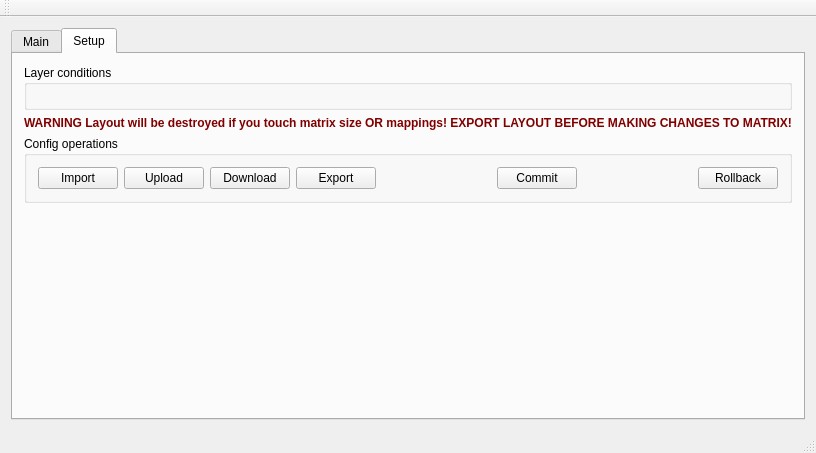
The window that FlightController/FlightController.ui (dmaone/CommonSense) describes before a commit, drawn with Qt 5.
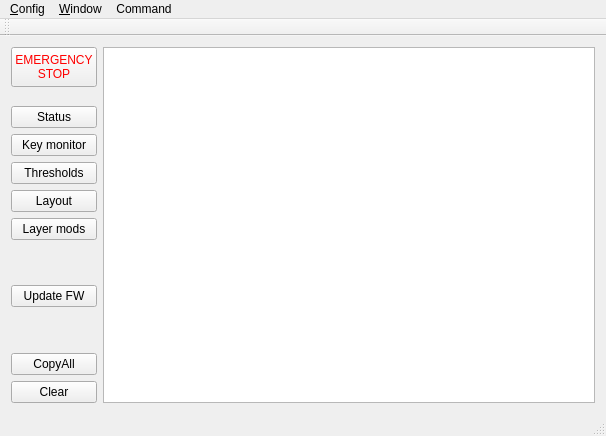
The same window after the commit. Custom widgets are drawn as their Qt base class.

Commit message: tabbed interface -> multi-window interface, menus.

```diff
--- a/FlightController/FlightController.ui
+++ b/FlightController/FlightController.ui
@@ -6,30 +6,14 @@
    <rect>
     <x>0</x>
     <y>0</y>
-    <width>758</width>
-    <height>453</height>
+    <width>606</width>
+    <height>436</height>
    </rect>
   </property>
   <property name="windowTitle">
    <string>FlightController</string>
   </property>
   <widget class="QWidget" name="centralWidget">
-   <layout class="QGridLayout" name="gridLayout_3">
-    <item row="1" column="0">
-     <widget class="QTabWidget" name="mainPanel">
-      <property name="sizePolicy">
-       <sizepolicy hsizetype="Expanding" vsizetype="Expanding">
-        <horstretch>0</horstretch>
-        <verstretch>0</verstretch>
-       </sizepolicy>
-      </property>
-      <property name="currentIndex">
-       <number>1</number>
-      </property>
-      <widget class="QWidget" name="StatusPanel">
-       <attribute name="title">
-        <string>Main</string>
-       </attribute>
        <layout class="QHBoxLayout" name="horizontalLayout">
         <item>
          <layout class="QGridLayout" name="gridLayout">
@@ -56,18 +40,22 @@
             </property>
            </widget>
           </item>
-          <item row="5" column="0">
-           <spacer name="verticalSpacer_2">
+      <item row="13" column="0">
+       <widget class="QPushButton" name="BootloaderButton">
+        <property name="text">
+         <string>Update FW</string>
+        </property>
+       </widget>
+      </item>
+      <item row="14" column="0">
+       <spacer name="verticalSpacer">
             <property name="orientation">
              <enum>Qt::Vertical</enum>
             </property>
-            <property name="sizeType">
-             <enum>QSizePolicy::Fixed</enum>
-            </property>
             <property name="sizeHint" stdset="0">
              <size>
               <width>20</width>
-              <height>13</height>
+          <height>40</height>
              </size>
             </property>
            </spacer>
@@ -79,6 +67,22 @@
             </property>
            </widget>
           </item>
+      <item row="5" column="0">
+       <spacer name="verticalSpacer_2">
+        <property name="orientation">
+         <enum>Qt::Vertical</enum>
+        </property>
+        <property name="sizeType">
+         <enum>QSizePolicy::Fixed</enum>
+        </property>
+        <property name="sizeHint" stdset="0">
+         <size>
+          <width>20</width>
+          <height>13</height>
+         </size>
+        </property>
+       </spacer>
+      </item>
           <item row="7" column="0">
            <widget class="QPushButton" name="MatrixMonitorButton">
             <property name="text">
@@ -86,34 +90,14 @@
             </property>
            </widget>
           </item>
-          <item row="12" column="0">
-           <widget class="QPushButton" name="BootloaderButton">
-            <property name="text">
-             <string>FW Update</string>
-            </property>
-           </widget>
-          </item>
-          <item row="13" column="0">
-           <spacer name="verticalSpacer">
-            <property name="orientation">
-             <enum>Qt::Vertical</enum>
-            </property>
-            <property name="sizeHint" stdset="0">
-             <size>
-              <width>20</width>
-              <height>40</height>
-             </size>
-            </property>
-           </spacer>
-          </item>
-          <item row="14" column="0">
+      <item row="15" column="0">
            <widget class="QPushButton" name="CopyAllButton">
             <property name="text">
              <string>CopyAll</string>
             </property>
            </widget>
           </item>
-          <item row="10" column="0">
+      <item row="11" column="0">
            <spacer name="verticalSpacer_3">
             <property name="orientation">
              <enum>Qt::Vertical</enum>
@@ -129,13 +113,6 @@
             </property>
            </spacer>
           </item>
-          <item row="15" column="0">
-           <widget class="QPushButton" name="ClearButton">
-            <property name="text">
-             <string>Clear</string>
-            </property>
-           </widget>
-          </item>
           <item row="8" column="0">
            <widget class="QPushButton" name="thresholdsButton">
             <property name="text">
@@ -150,6 +127,20 @@
             </property>
            </widget>
           </item>
+      <item row="16" column="0">
+       <widget class="QPushButton" name="ClearButton">
+        <property name="text">
+         <string>Clear</string>
+        </property>
+       </widget>
+      </item>
+      <item row="10" column="0">
+       <widget class="QPushButton" name="layerModsButton">
+        <property name="text">
+         <string>Layer mods</string>
+        </property>
+       </widget>
+      </item>
          </layout>
         </item>
         <item>
@@ -164,137 +155,6 @@
         </item>
        </layout>
       </widget>
-      <widget class="QWidget" name="Setup">
-       <attribute name="title">
-        <string>Setup</string>
-       </attribute>
-       <layout class="QVBoxLayout" name="verticalLayout">
-        <item>
-         <widget class="QGroupBox" name="layerConditionBox">
-          <property name="title">
-           <string>Layer conditions</string>
-          </property>
-          <layout class="QGridLayout" name="gridLayout_2"/>
-         </widget>
-        </item>
-        <item>
-         <widget class="QLabel" name="label_3">
-          <property name="font">
-           <font>
-            <weight>75</weight>
-            <bold>true</bold>
-           </font>
-          </property>
-          <property name="layoutDirection">
-           <enum>Qt::LeftToRight</enum>
-          </property>
-          <property name="styleSheet">
-           <string notr="true">color: #800000;</string>
-          </property>
-          <property name="text">
-           <string>WARNING Layout will be destroyed if you touch matrix size OR mappings! EXPORT LAYOUT BEFORE MAKING CHANGES TO MATRIX!</string>
-          </property>
-          <property name="alignment">
-           <set>Qt::AlignCenter</set>
-          </property>
-         </widget>
-        </item>
-        <item>
-         <widget class="QGroupBox" name="groupBox_2">
-          <property name="title">
-           <string>Config operations</string>
-          </property>
-          <layout class="QHBoxLayout" name="horizontalLayout_2">
-           <item>
-            <widget class="QPushButton" name="importButton">
-             <property name="text">
-              <string>Import</string>
-             </property>
-            </widget>
-           </item>
-           <item>
-            <widget class="QPushButton" name="uploadButton">
-             <property name="text">
-              <string>Upload</string>
-             </property>
-            </widget>
-           </item>
-           <item>
-            <widget class="QPushButton" name="downloadButton">
-             <property name="text">
-              <string>Download</string>
-             </property>
-            </widget>
-           </item>
-           <item>
-            <widget class="QPushButton" name="exportButton">
-             <property name="text">
-              <string>Export</string>
-             </property>
-            </widget>
-           </item>
-           <item>
-            <spacer name="horizontalSpacer_4">
-             <property name="orientation">
-              <enum>Qt::Horizontal</enum>
-             </property>
-             <property name="sizeHint" stdset="0">
-              <size>
-               <width>40</width>
-               <height>20</height>
-              </size>
-             </property>
-            </spacer>
-           </item>
-           <item>
-            <widget class="QPushButton" name="commitButton">
-             <property name="text">
-              <string>Commit</string>
-             </property>
-            </widget>
-           </item>
-           <item>
-            <spacer name="horizontalSpacer_3">
-             <property name="orientation">
-              <enum>Qt::Horizontal</enum>
-             </property>
-             <property name="sizeHint" stdset="0">
-              <size>
-               <width>40</width>
-               <height>20</height>
-              </size>
-             </property>
-            </spacer>
-           </item>
-           <item>
-            <widget class="QPushButton" name="rollbackButton">
-             <property name="text">
-              <string>Rollback</string>
-             </property>
-            </widget>
-           </item>
-          </layout>
-         </widget>
-        </item>
-        <item>
-         <spacer name="verticalSpacer_4">
-          <property name="orientation">
-           <enum>Qt::Vertical</enum>
-          </property>
-          <property name="sizeHint" stdset="0">
-           <size>
-            <width>20</width>
-            <height>40</height>
-           </size>
-          </property>
-         </spacer>
-        </item>
-       </layout>
-      </widget>
-     </widget>
-    </item>
-   </layout>
-  </widget>
   <widget class="QToolBar" name="mainToolBar">
    <attribute name="toolBarArea">
     <enum>TopToolBarArea</enum>
@@ -304,6 +164,144 @@
    </attribute>
   </widget>
   <widget class="QStatusBar" name="statusBar"/>
+  <widget class="QMenuBar" name="menuBar">
+   <property name="geometry">
+    <rect>
+     <x>0</x>
+     <y>0</y>
+     <width>606</width>
+     <height>20</height>
+    </rect>
+   </property>
+   <widget class="QMenu" name="menu_File">
+    <property name="title">
+     <string>&amp;Config</string>
+    </property>
+    <addaction name="action_Open"/>
+    <addaction name="separator"/>
+    <addaction name="action_Upload"/>
+    <addaction name="action_Download"/>
+    <addaction name="separator"/>
+    <addaction name="action_Save"/>
+    <addaction name="separator"/>
+    <addaction name="separator"/>
+   </widget>
+   <widget class="QMenu" name="menu_Window">
+    <property name="title">
+     <string>&amp;Window</string>
+    </property>
+    <addaction name="action_Key_Monitor"/>
+    <addaction name="action_Thresholds"/>
+    <addaction name="action_Layout"/>
+    <addaction name="action_Layer_mods"/>
+    <addaction name="separator"/>
+   </widget>
+   <widget class="QMenu" name="menuCommands">
+    <property name="title">
+     <string>Command</string>
+    </property>
+    <addaction name="action_Commit"/>
+    <addaction name="action_Rollback"/>
+    <addaction name="action_Update_Firmware"/>
+    <addaction name="action_Setup_mode"/>
+   </widget>
+   <addaction name="menu_File"/>
+   <addaction name="menu_Window"/>
+   <addaction name="menuCommands"/>
+  </widget>
+  <action name="action_Open">
+   <property name="text">
+    <string>&amp;Open</string>
+   </property>
+   <property name="shortcut">
+    <string>Ctrl+O</string>
+   </property>
+  </action>
+  <action name="action_Save">
+   <property name="text">
+    <string>&amp;Save</string>
+   </property>
+   <property name="shortcut">
+    <string>Ctrl+S</string>
+   </property>
+  </action>
+  <action name="action_Key_Monitor">
+   <property name="text">
+    <string>&amp;Key monitor</string>
+   </property>
+   <property name="shortcut">
+    <string>Ctrl+K</string>
+   </property>
+  </action>
+  <action name="action_Thresholds">
+   <property name="text">
+    <string>&amp;Thresholds</string>
+   </property>
+   <property name="shortcut">
+    <string>Ctrl+T</string>
+   </property>
+  </action>
+  <action name="action_Layout">
+   <property name="text">
+    <string>&amp;Layout</string>
+   </property>
+   <property name="shortcut">
+    <string>Ctrl+L</string>
+   </property>
+  </action>
+  <action name="action_Upload">
+   <property name="text">
+    <string>&amp;Upload</string>
+   </property>
+   <property name="shortcut">
+    <string>Ctrl+U</string>
+   </property>
+  </action>
+  <action name="action_Download">
+   <property name="text">
+    <string>&amp;Download</string>
+   </property>
+   <property name="shortcut">
+    <string>Ctrl+D</string>
+   </property>
+  </action>
+  <action name="action_Commit">
+   <property name="text">
+    <string>&amp;Commit</string>
+   </property>
+  </action>
+  <action name="action_Rollback">
+   <property name="text">
+    <string>&amp;Rollback</string>
+   </property>
+  </action>
+  <action name="action_Update_Firmware">
+   <property name="text">
+    <string>Update &amp;Firmware</string>
+   </property>
+   <property name="toolTip">
+    <string>Update Firmware</string>
+   </property>
+   <property name="shortcut">
+    <string>Ctrl+F</string>
+   </property>
+  </action>
+  <action name="action_Layer_mods">
+   <property name="text">
+    <string>Layer &amp;mods</string>
+   </property>
+   <property name="shortcut">
+    <string>Ctrl+M</string>
+   </property>
+  </action>
+  <action name="action_Setup_mode">
+   <property name="checkable">
+    <bool>true</bool>
+   </property>
+   <property name="text">
+    <string>&amp;Setup mode</string>
+   </property>
+  </action>
  </widget>
  <layoutdefault spacing="6" margin="11"/>
  <customwidgets>
```
Lines whose indentation alone changed are shown as unchanged. The commit also changes 10 other files.
